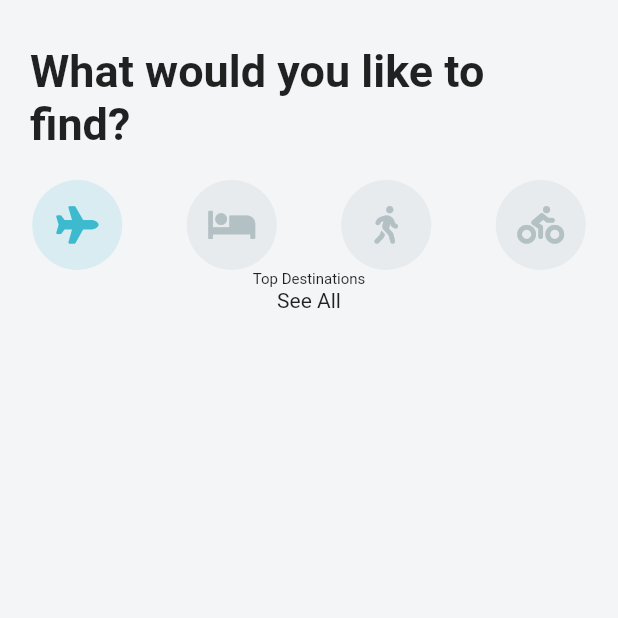
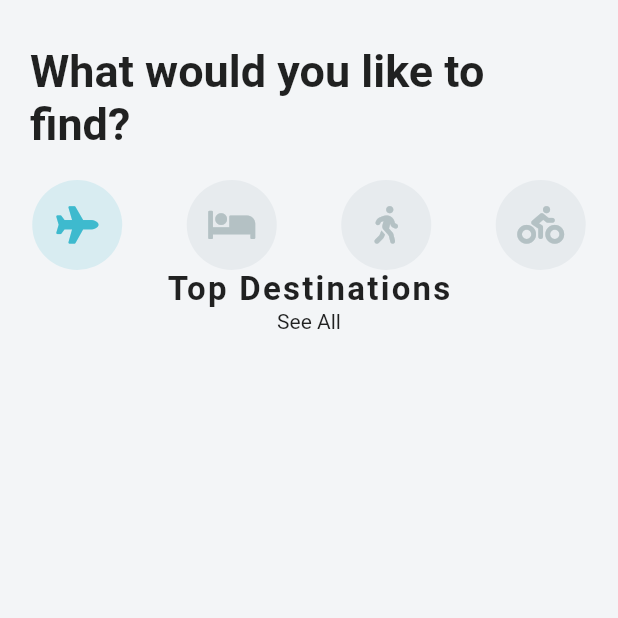
Before and after one commit to iamomoro/flutter_travel_ui, a Flutter app: the screen it shows after launch, on a phone screen of 412 x 824 dp, the top half of it. Run offline on Flutter 3.47's test engine with Material 2 defaults, Android fonts, the phone set to English and light mode, and no system bars; our stand-ins replace font_awesome_flutter.

Commit message:
topdestinations styling

```diff
--- a/lib/screens/home_screen.dart
+++ b/lib/screens/home_screen.dart
@@ -64,7 +64,7 @@ class _HomeScreenState extends State<HomeScreen> {
           ).toList(),
           ),
           Column(children: <Widget>[
-            Text('Top Destinations', style: TextStyle(fontSize: 10)),
+            Text('Top Destinations', style: TextStyle(fontSize: 22, fontWeight: FontWeight.bold, letterSpacing: 1.5,),),
             Text('See All'),
           ])
         ],
```
